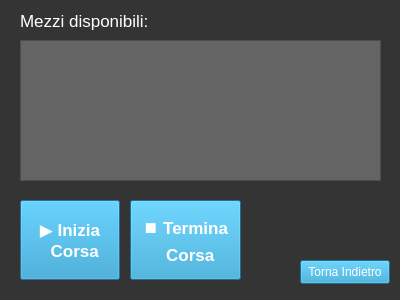
Before: the Qt Designer form Viste/Cliente/GUI/corsa.ui in GiulianiM/Noleggio, drawn with Qt 5.
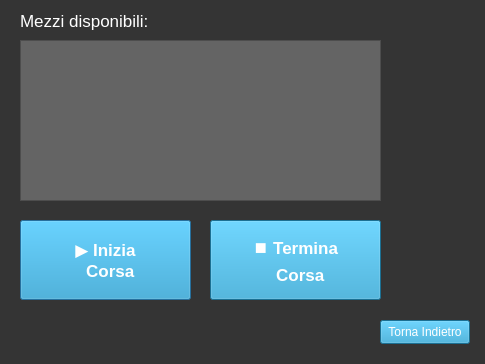
After: the same form once the commit is applied. Icons and pictures are not drawn.

```diff
--- a/Viste/Cliente/GUI/corsa.ui
+++ b/Viste/Cliente/GUI/corsa.ui
@@ -6,8 +6,8 @@
    <rect>
     <x>0</x>
     <y>0</y>
-    <width>400</width>
-    <height>300</height>
+    <width>485</width>
+    <height>364</height>
    </rect>
   </property>
   <property name="windowTitle">
@@ -27,7 +27,7 @@
      <x>20</x>
      <y>40</y>
      <width>361</width>
-     <height>141</height>
+     <height>161</height>
     </rect>
    </property>
    <property name="styleSheet">
@@ -39,7 +39,7 @@
     <rect>
      <x>20</x>
      <y>5</y>
-     <width>141</width>
+     <width>201</width>
      <height>31</height>
     </rect>
    </property>
@@ -59,14 +59,15 @@
    <property name="geometry">
     <rect>
      <x>20</x>
-     <y>200</y>
-     <width>100</width>
+     <y>220</y>
+     <width>171</width>
      <height>80</height>
     </rect>
    </property>
    <property name="font">
     <font>
      <pointsize>13</pointsize>
+     <weight>75</weight>
      <bold>true</bold>
     </font>
    </property>
@@ -82,15 +83,16 @@
   <widget class="QPushButton" name="bottone_termina_corsa">
    <property name="geometry">
     <rect>
-     <x>130</x>
-     <y>200</y>
-     <width>111</width>
+     <x>210</x>
+     <y>220</y>
+     <width>171</width>
      <height>80</height>
     </rect>
    </property>
    <property name="font">
     <font>
      <pointsize>13</pointsize>
+     <weight>75</weight>
      <bold>true</bold>
     </font>
    </property>
@@ -109,8 +111,8 @@
   <widget class="QPushButton" name="back_button">
    <property name="geometry">
     <rect>
-     <x>300</x>
-     <y>260</y>
+     <x>380</x>
+     <y>320</y>
      <width>90</width>
      <height>24</height>
     </rect>
```
